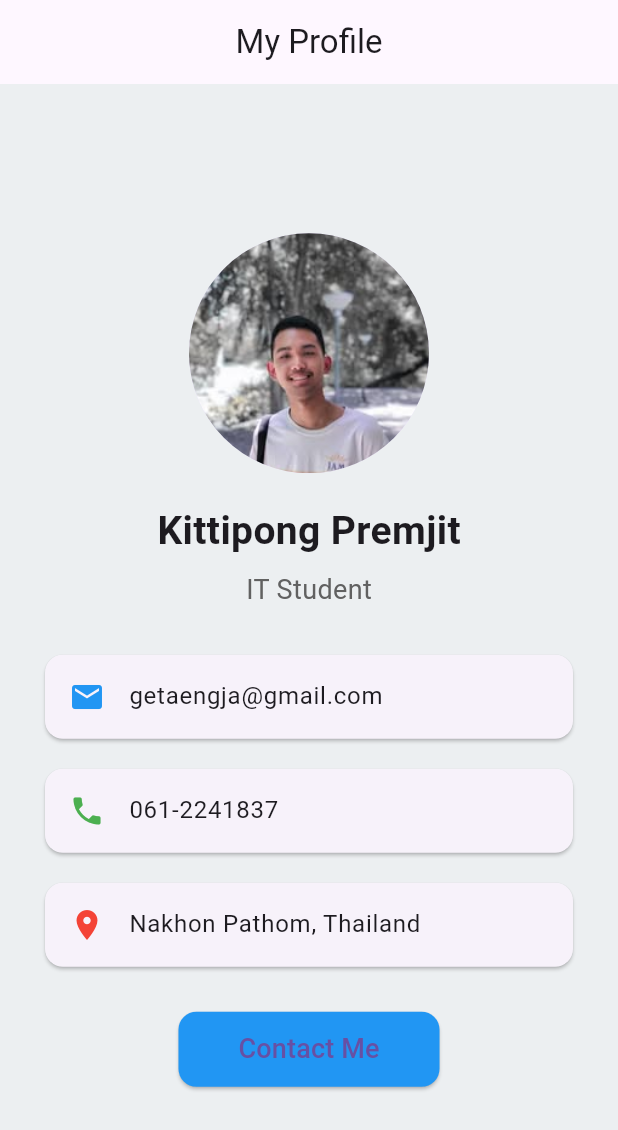
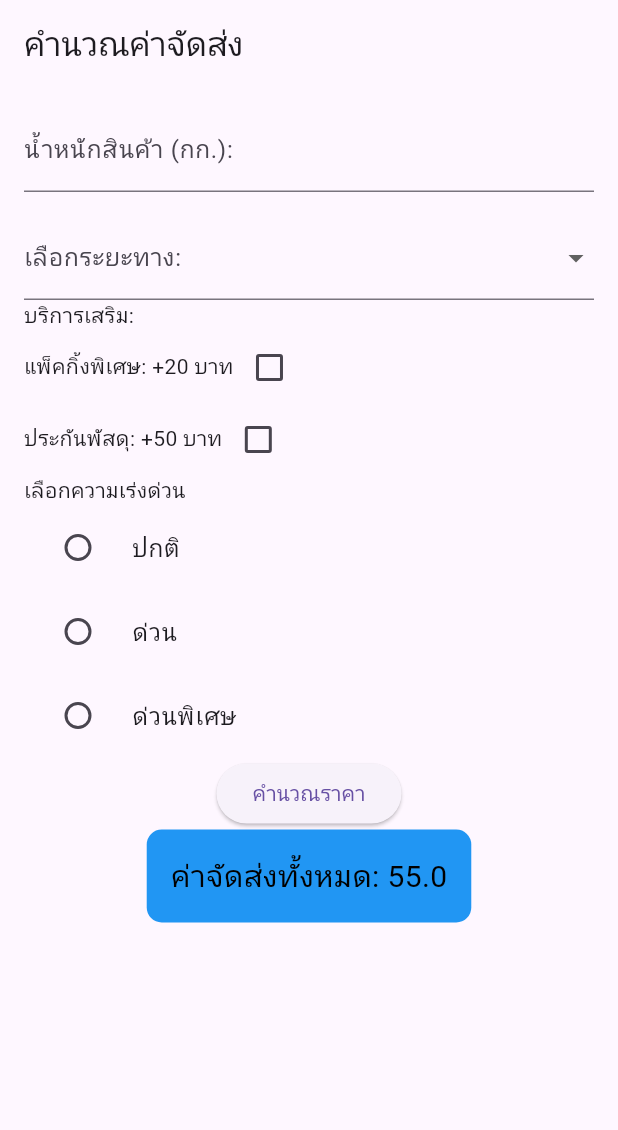
Before and after one commit to kittipong153/ready_exam, a Flutter app: the screen it shows after launch, on a phone screen of 412 x 824 dp. Shown: the top 1130 px of the screen. Run offline on Flutter 3.47's test engine with Material 3 defaults, Android fonts, the phone set to English and light mode, and no system bars.

Commit message:
final_exam650710153

```diff
--- /dev/null
+++ b/lib/answer2.dart
@@ -0,0 +1,121 @@
+import 'package:flutter/material.dart';
+
+class RegistrationForm extends StatefulWidget {
+  @override
+  _RegistrationFormState createState() => _RegistrationFormState();
+}
+
+class _RegistrationFormState extends State<RegistrationForm> {
+  final _formKey = GlobalKey<FormState>();
+  String? _name;
+  String? _email;
+  String? _gender;
+  String? _province;
+  bool _acceptone = false;
+  bool _accepttwo = false;
+
+  @override
+  Widget build(BuildContext context) {
+    return Scaffold(
+      body: Padding(
+        padding: EdgeInsets.all(16.0),
+        child: Form(
+          key: _formKey,
+          child: Column(
+            crossAxisAlignment: CrossAxisAlignment.start,
+            children: [
+              TextFormField(
+                decoration: InputDecoration(labelText: 'น้ำหนักสินค้า (กก.):'),
+                validator: (value) => value!.isEmpty ? 'กรอกข้อมูล' : null,
+                onSaved: (value) => _name = value,
+              ),
+              SizedBox(height: 16),
+              DropdownButtonFormField<String>(
+                decoration: InputDecoration(labelText: 'เลือกระยะทาง:'),
+                items: ['ในเมือง', 'ต่างจังหวัด', 'ต่างประเทศ']
+                    .map((province) => DropdownMenuItem(
+                          value: province,
+                          child: Text(province),
+                        ))
+                    .toList(),
+                onChanged: (value) => setState(() => _province = value),
+                validator: (value) =>
+                    value == null ? 'กรุณาเลือกจังหวัด' : null,
+              ),
+              Text('บริการเสริม:'),
+              Row(
+                children: [
+                  Text('แพ็คกิ้งพิเศษ: +20 บาท'),
+                  Checkbox(
+                    value: _acceptone,
+                    onChanged: (value) => setState(() => _acceptone = value!),
+                  ),
+                ],
+              ),
+              Row(
+                children: [
+                  Text('ประกันพัสดุ: +50 บาท'),
+                  Checkbox(
+                    value: _accepttwo,
+                    onChanged: (value) => setState(() => _accepttwo = value!),
+                  ),
+                ],
+              ),
+              Text('เลือกความเร่งด่วน'),
+              RadioListTile(
+                title: const Text('ปกติ'),
+                value: 'ปกติ',
+                groupValue: _gender,
+                onChanged: (value) {
+                  setState(() {
+                    _gender = value.toString();
+                  });
+                },
+              ),
+              RadioListTile(
+                title: const Text('ด่วน'),
+                value: 'ด่วน',
+                groupValue: _gender,
+                onChanged: (value) {
+                  setState(() {
+                    _gender = value.toString();
+                  });
+                },
+              ),
+              RadioListTile(
+                title: const Text('ด่วนพิเศษ'),
+                value: 'ด่วนพิเศษ',
+                groupValue: _gender,
+                onChanged: (value) {
+                  setState(() {
+                    _gender = value.toString();
+                  });
+                },
+              ),
+              Center(
+                child: ElevatedButton(
+                  onPressed: () {
+                    if (_formKey.currentState!.validate() && _acceptone) {
+                      _formKey.currentState!.save();
+                    }
+                  },
+                  child: Text('คำนวณราคา'),
+                ),
+              ),
+              Center(
+                child: Container(
+                padding: const EdgeInsets.all(16),
+                decoration: BoxDecoration(
+                    color: Colors.blue,
+                    borderRadius: BorderRadius.circular(10)),
+                child: const Text("ค่าจัดส่งทั้งหมด: 55.0",
+                    style: TextStyle(fontSize: 20, color: Color.fromARGB(255, 0, 0, 0))),
+              ),
+              )
+            ],
+          ),
+        ),
+      ),
+    );
+  }
+}
--- a/lib/main.dart
+++ b/lib/main.dart
@@ -1,5 +1,7 @@
+import 'package:final_exam_650710153/answer2.dart';
 import 'package:flutter/material.dart';
-import 'profile.dart';
+import 'answer1.dart';
+import 'answer2.dart';
 
 void main() {
   runApp(MyApp());
@@ -10,15 +12,14 @@ class MyApp extends StatelessWidget {
   Widget build(BuildContext context) {
     return MaterialApp(
       debugShowCheckedModeBanner: false,
-      title: 'Profile Card',
+      title: 'คำนวณค่าจัดส่ง',
       theme: ThemeData(
         primarySwatch: Colors.blue,
       ),
       home: Scaffold(
         appBar: AppBar(
-          centerTitle: true,
-          title: Text('My Profile')),
-        body: ProfileCard(),
+          title: Text('คำนวณค่าจัดส่ง')),
+        body: RegistrationForm(),
       ),
     );
   }
```
Also changed, not shown: lib/answer1.dart (added, +85 -0 lines).
